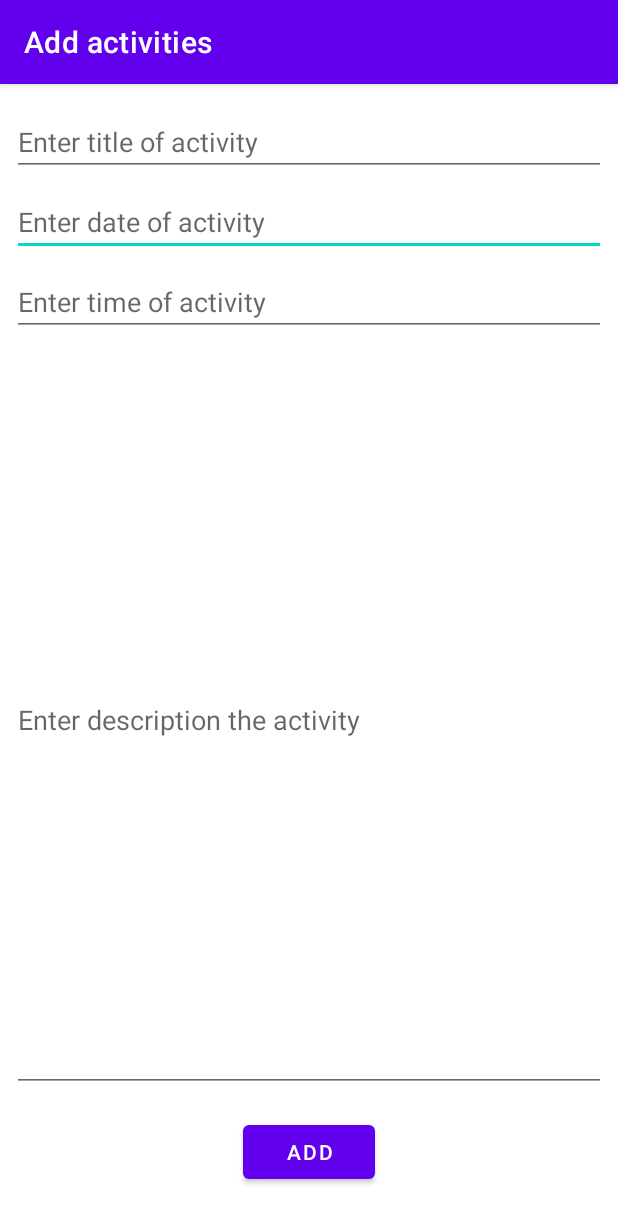
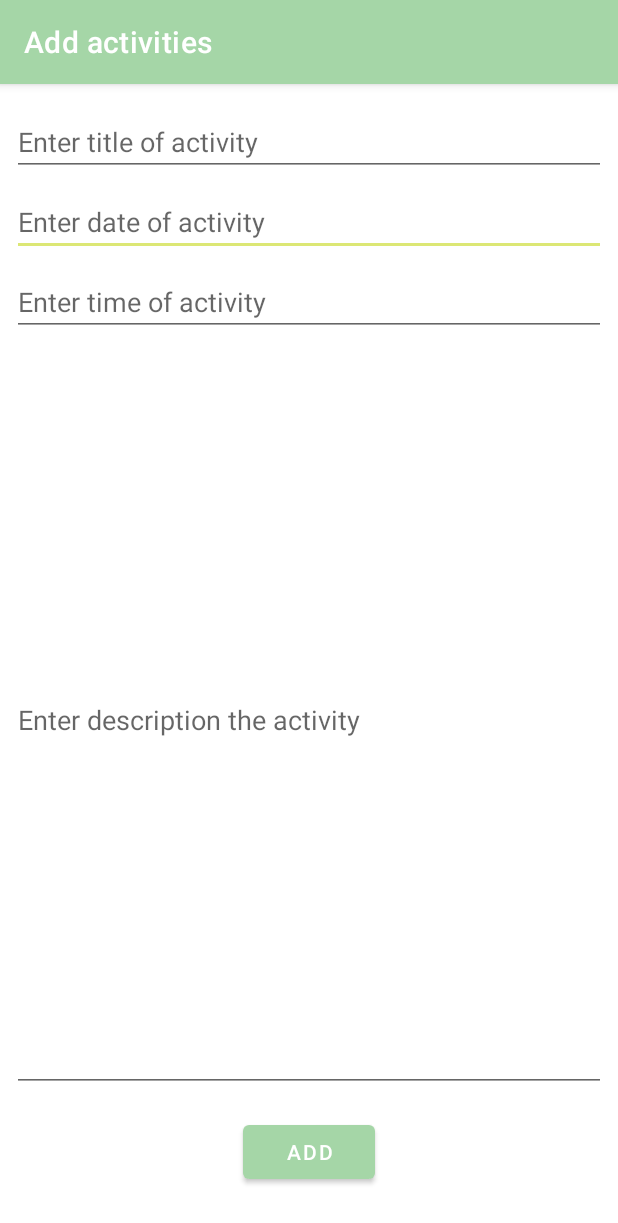
Before and after one commit to zSORATH/SWMAD21-Project, an Android app: the AddActivity screen opened directly, with no data from a screen before it, on a phone screen of 412 x 824 dp. Shown: the top 1223 px of the screen. Run offline under Robolectric (Android 15) with nearby library versions, the phone set to English and light mode, and no system bars; our stand-ins replace Firebase (no records; nobody signed in at launch, a user with empty details on screens opened directly).

Commit message:
caregiver activites

```diff
--- a/app/src/main/java/dk/au/mad21fall/activiboost/ui/caregiver/activities/CaregiverActivitiesViewModel.java
+++ b/app/src/main/java/dk/au/mad21fall/activiboost/ui/caregiver/activities/CaregiverActivitiesViewModel.java
@@ -62,7 +62,7 @@ public class CaregiverActivitiesViewModel extends AndroidViewModel {
         }
 
         public void addUserToActivity(String userId, Activity a){
-            repository.updateCaregiverActivity(userId, a);
+            repository.updateActivity("", userId, a);
         }
 
         public void deleteSugActivity(Activity a){
--- a/app/src/main/java/dk/au/mad21fall/activiboost/ui/caregiver/activities/add/AddActivity.java
+++ b/app/src/main/java/dk/au/mad21fall/activiboost/ui/caregiver/activities/add/AddActivity.java
@@ -1,20 +1,63 @@
 package dk.au.mad21fall.activiboost.ui.caregiver.activities.add;
 
 import androidx.appcompat.app.AppCompatActivity;
+import androidx.lifecycle.ViewModelProvider;
 
 import android.os.Bundle;
+import android.view.View;
+import android.widget.Button;
+import android.widget.EditText;
 import android.widget.TextView;
 
 import dk.au.mad21fall.activiboost.R;
+import dk.au.mad21fall.activiboost.models.Activity;
+import dk.au.mad21fall.activiboost.ui.patient.activities.PatientActivitiesViewModel;
 
 public class AddActivity extends AppCompatActivity {
 
-    private TextView textView;
+    private EditText title, time, date, description;
+    private Button addBtn;
+    private AddActivityViewModel addActivityViewModel;
+    private String activitytitle, activitytime, activitydate, activitydesctiption;
+
+    public AddActivity() {
+    }
 
     @Override
     protected void onCreate(Bundle savedInstanceState) {
         super.onCreate(savedInstanceState);
         setContentView(R.layout.activity_add);
 
+        title = findViewById(R.id.addActivityTitle);
+        time = findViewById(R.id.addActivityTime);
+        date = findViewById(R.id.addActivityDate);
+        description = findViewById(R.id.addActivityDescription);
+        addBtn = findViewById(R.id.addActivityBtn);
+
+        addActivityViewModel = new ViewModelProvider(this).get(AddActivityViewModel.class);
+
+        activitytitle = (String) getIntent().getSerializableExtra("title");
+        activitydesctiption = (String) getIntent().getSerializableExtra("title");
+        updateUI();
+
+        addBtn.setOnClickListener(new View.OnClickListener() {
+            @Override
+            public void onClick(View v) {
+                saveActivity();
+            }
+        });
+
+    }
+
+    private void updateUI(){
+        title.setText(activitytitle);
+        description.setText(activitydesctiption);
+    }
+
+    private void saveActivity(){
+        Activity a = new Activity();
+        a.setActivityName(title.getText().toString());
+        a.setDescription(description.getText().toString());
+        addActivityViewModel.saveActivity(a);
     }
 }
--- a/app/src/main/java/dk/au/mad21fall/activiboost/ui/caregiver/activities/add/AddActivityViewModel.java
+++ b/app/src/main/java/dk/au/mad21fall/activiboost/ui/caregiver/activities/add/AddActivityViewModel.java
@@ -1,4 +1,32 @@
 package dk.au.mad21fall.activiboost.ui.caregiver.activities.add;
 
-public class AddActivityViewModel {
+import android.app.Application;
+
+import androidx.annotation.NonNull;
+import androidx.lifecycle.AndroidViewModel;
+import androidx.lifecycle.LiveData;
+import androidx.lifecycle.MutableLiveData;
+
+import java.util.ArrayList;
+
+import dk.au.mad21fall.activiboost.models.Activity;
+import dk.au.mad21fall.activiboost.repository.Repository;
+
+public class AddActivityViewModel extends AndroidViewModel {
+    private Repository repository;
+    private LiveData<ArrayList<Activity>> lSugActivities;
+    private MutableLiveData<ArrayList<Activity>> lActivities;
+    private LiveData<ArrayList<Activity>> activities, sugactivities;
+
+
+    public AddActivityViewModel(@NonNull Application app){
+        super(app);
+        repository = Repository.getInstance(getApplication());
+
+
+    }
+
+    public void saveActivity(Activity a){
+        repository.suggestActivity("activities", a);
+    }
 }
--- a/app/src/main/res/layout/fragment_caregiver_activities.xml
+++ b/app/src/main/res/layout/fragment_caregiver_activities.xml
@@ -15,7 +15,7 @@
         android:clickable="true"
         android:focusable="auto"
         android:src="@drawable/ic_add"
-        app:backgroundTint="#B2FF59"
+        app:backgroundTint="@color/greyColor"
         app:layout_constraintBottom_toBottomOf="parent"
         app:layout_constraintEnd_toEndOf="parent" />
 
--- a/app/src/main/res/values/colors.xml
+++ b/app/src/main/res/values/colors.xml
@@ -7,4 +7,5 @@
     <color name="teal_700">#FF018786</color>
     <color name="black">#FF000000</color>
     <color name="white">#FFFFFFFF</color>
+    <color name="greyColor">#B4ADAC</color>
 </resources>
--- a/app/src/main/res/values/themes.xml
+++ b/app/src/main/res/values/themes.xml
@@ -2,11 +2,11 @@
     <!-- Base application theme. -->
     <style name="Theme.ActiviBoost" parent="Theme.MaterialComponents.DayNight.DarkActionBar">
         <!-- Primary brand color. -->
-        <item name="colorPrimary">@color/purple_500</item>
-        <item name="colorPrimaryVariant">@color/purple_700</item>
+        <item name="colorPrimary">#A5D6A7</item>
+        <item name="colorPrimaryVariant">#9CCC65</item>
         <item name="colorOnPrimary">@color/white</item>
         <!-- Secondary brand color. -->
-        <item name="colorSecondary">@color/teal_200</item>
+        <item name="colorSecondary">#DCE775</item>
         <item name="colorSecondaryVariant">@color/teal_700</item>
         <item name="colorOnSecondary">@color/black</item>
         <!-- Status bar color. -->
```
